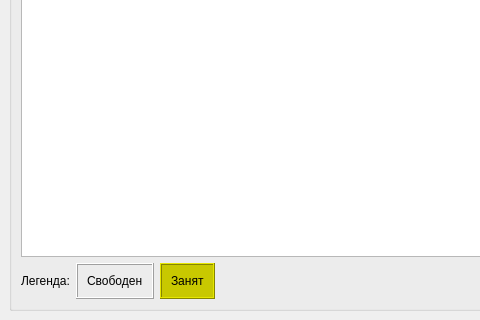
The window that HostelManager/hostelmanager.ui (vikor8/HostelManager) describes before a commit, drawn with Qt 5; both pictures show x 0 to 480 and y 380 to 700 of the 1300 by 700 pixel window.
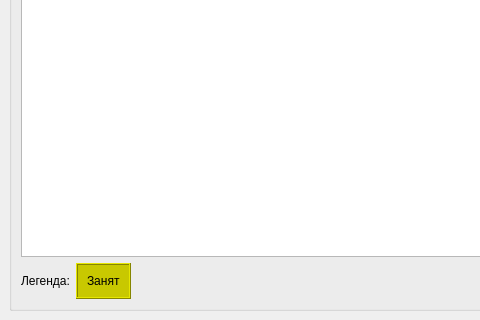
The same window after the commit.

Diff of the .ui file:
```diff
--- a/HostelManager/hostelmanager.ui
+++ b/HostelManager/hostelmanager.ui
@@ -110,28 +110,6 @@
            </property>
           </widget>
          </item>
-         <item>
-          <widget class="QFrame" name="frameFree">
-           <property name="frameShape">
-            <enum>QFrame::Box</enum>
-           </property>
-           <property name="frameShadow">
-            <enum>QFrame::Raised</enum>
-           </property>
-           <property name="lineWidth">
-            <number>1</number>
-           </property>
-           <layout class="QHBoxLayout" name="horizontalLayout_3">
-            <item>
-             <widget class="QLabel" name="label_3">
-              <property name="text">
-               <string>Свободен</string>
-              </property>
-             </widget>
-            </item>
-           </layout>
-          </widget>
-         </item>
          <item>
           <widget class="QFrame" name="frameOccupied">
            <property name="styleSheet">
```
Left out of the diff: 6 changed lines with no effect on the pictures.
